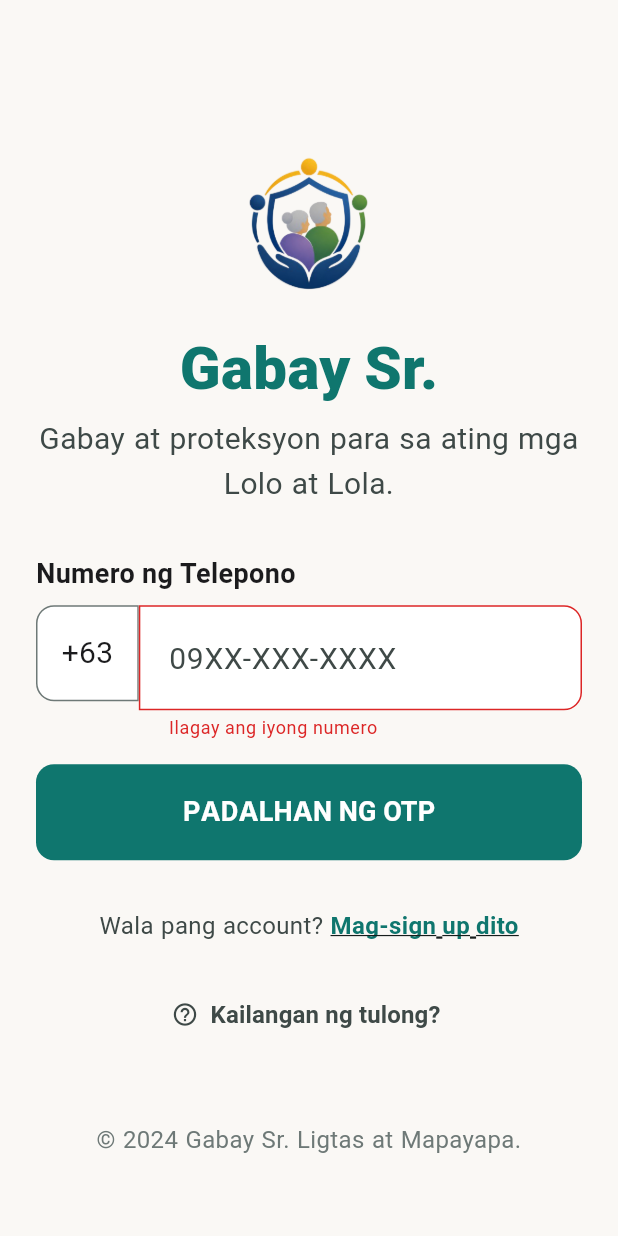
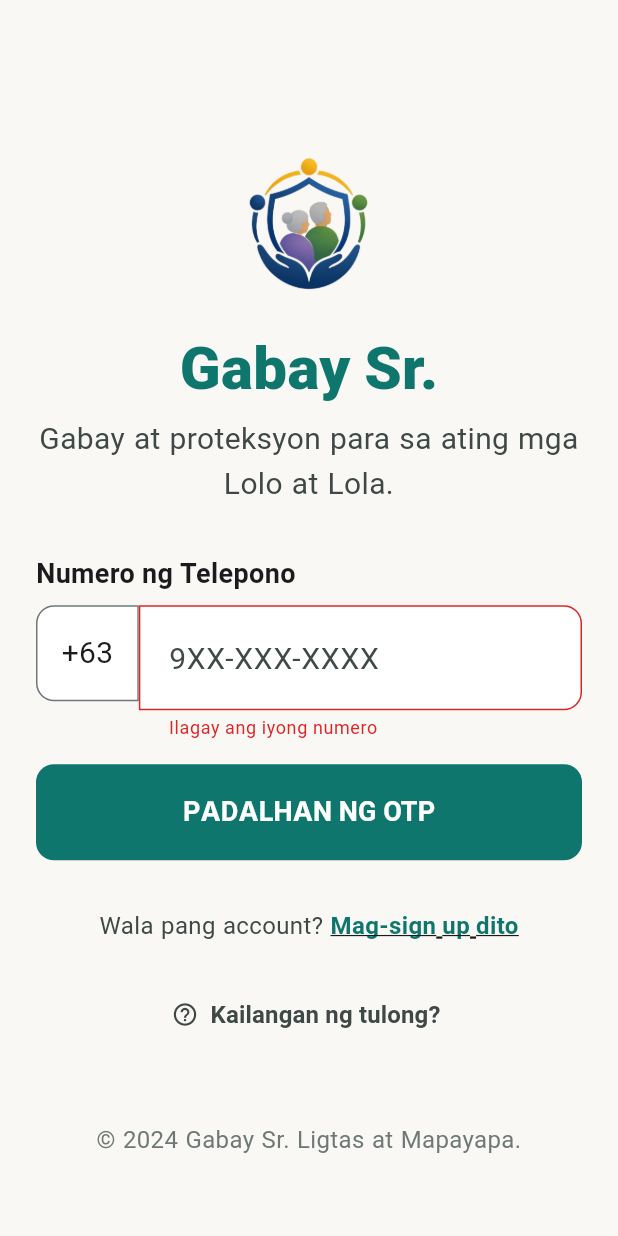
Before and after one commit to razielsevilla/sparkfest, a Flutter app: the screen it shows after launch, after a tap on "PADALHAN NG OTP", on a phone screen of 412 x 824 dp. Run offline on Flutter 3.47's test engine with Material 3 defaults, Android fonts, the phone set to English and light mode, and no system bars; our stand-ins replace cloud_firestore, firebase_auth, firebase_core, google_fonts, google_generative_ai; accounts and stored records are empty.

Commit message:
feat: implement phone number authentication screen with validation and OTP request flow

```diff
--- a/lib/features/onboarding/login_screen.dart
+++ b/lib/features/onboarding/login_screen.dart
@@ -170,13 +170,13 @@ class _LoginScreenState extends State<LoginScreen> {
                                 child: TextFormField(
                                   controller: _phoneController,
                                   keyboardType: TextInputType.phone,
-                                  maxLength: 11,
+                                  maxLength: 10,
                                   style: const TextStyle(
                                     fontFamily: 'Nunito Sans',
                                     fontSize: 20,
                                   ),
                                   decoration: const InputDecoration(
-                                    hintText: '09XX-XXX-XXXX',
+                                    hintText: '9XX-XXX-XXXX',
                                     counterText: '',
                                     fillColor: Colors.white,
                                     filled: true,
@@ -201,8 +201,8 @@ class _LoginScreenState extends State<LoginScreen> {
                                       return 'Ilagay ang iyong numero';
                                     }
                                     final plainNum = value.replaceAll('-', '').trim();
-                                    if (plainNum.length < 11 || !plainNum.startsWith('09')) {
-                                      return 'Dapat magsimula sa 09 at may 11 digits';
+                                    if (plainNum.length != 10 || !plainNum.startsWith('9')) {
+                                      return 'Dapat magsimula sa 9 at may 10 digits';
                                     }
                                     return null;
                                   },
```
